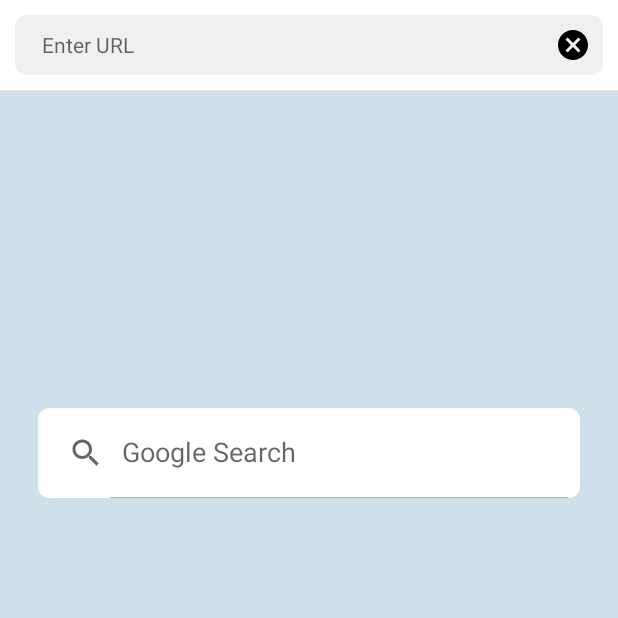
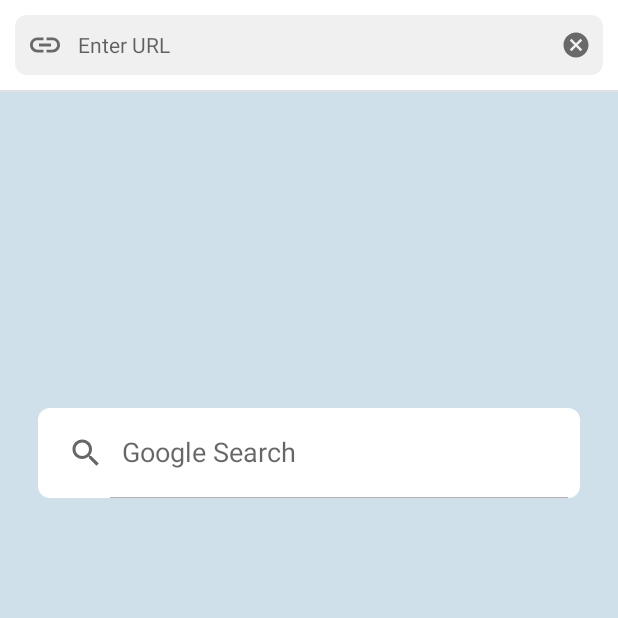
Before and after one commit to ahmed8badr/ACMEBrowser, an Android app: the screen it shows after launch (MainActivity), on a phone screen of 412 x 824 dp, the top half of it. Run offline under Robolectric (Android 15) with nearby library versions, the phone set to English and light mode, and no system bars.

Commit message:
fine tunes

```diff
--- a/app/src/main/java/com/example/acmebrowser/HomeFragment.kt
+++ b/app/src/main/java/com/example/acmebrowser/HomeFragment.kt
@@ -40,9 +40,6 @@ class HomeFragment : Fragment() {
             mainActivityRef.binding.inputUrl.setText("")
         }
 
-        mainActivityRef.binding.backBtn.setOnClickListener{
-            mainActivityRef.onBackPressed()
-        }
 
         mainActivityRef.binding.inputUrl.setOnEditorActionListener(object: TextView.OnEditorActionListener{
             override fun onEditorAction(textView: TextView?, i: Int, keyEvent: KeyEvent?): Boolean {
--- a/app/src/main/java/com/example/acmebrowser/MainActivity.kt
+++ b/app/src/main/java/com/example/acmebrowser/MainActivity.kt
@@ -2,7 +2,6 @@ package com.example.acmebrowser
 
 import android.annotation.SuppressLint
 import android.os.Bundle
-import android.view.View
 import androidx.appcompat.app.AppCompatActivity
 import androidx.fragment.app.Fragment
 import androidx.fragment.app.FragmentManager
@@ -41,7 +40,6 @@ class MainActivity : AppCompatActivity() {
     @SuppressLint("NotifyDataSetChanged")
     fun changeTab(url: String, fragment: Fragment){
         tabsList.add(fragment)
-        binding.backBtn.visibility = View.VISIBLE
         binding.myPager.adapter?.notifyDataSetChanged()
         binding.myPager.currentItem = tabsList.size - 1
     }
@@ -57,7 +55,6 @@ class MainActivity : AppCompatActivity() {
         when {
             frag?.binding?.webView?.canGoBack() == true -> frag.binding.webView.goBack()
             binding.myPager.currentItem != 0 ->{
-                binding.backBtn.visibility = View.GONE
                 tabsList.removeAt(binding.myPager.currentItem)
                 binding.myPager.adapter?.notifyDataSetChanged()
                 binding.myPager.currentItem = tabsList.size - 1
--- a/app/src/main/res/drawable/ic_baseline_cancel_24.xml
+++ b/app/src/main/res/drawable/ic_baseline_cancel_20.xml
@@ -1,5 +1,5 @@
-<vector android:height="24dp" android:tint="#000000"
+<vector android:height="20dp" android:tint="#696969"
     android:viewportHeight="24" android:viewportWidth="24"
-    android:width="24dp" xmlns:android="http://schemas.android.com/apk/res/android">
+    android:width="20dp" xmlns:android="http://schemas.android.com/apk/res/android">
     <path android:fillColor="@android:color/white" android:pathData="M12,2C6.47,2 2,6.47 2,12s4.47,10 10,10 10,-4.47 10,-10S17.53,2 12,2zM17,15.59L15.59,17 12,13.41 8.41,17 7,15.59 10.59,12 7,8.41 8.41,7 12,10.59 15.59,7 17,8.41 13.41,12 17,15.59z"/>
 </vector>
--- /dev/null
+++ b/app/src/main/res/drawable/ic_baseline_link_24.xml
@@ -0,0 +1,5 @@
+<vector android:height="24dp" android:tint="#696969"
+    android:viewportHeight="24" android:viewportWidth="24"
+    android:width="24dp" xmlns:android="http://schemas.android.com/apk/res/android">
+    <path android:fillColor="@android:color/white" android:pathData="M3.9,12c0,-1.71 1.39,-3.1 3.1,-3.1h4L11,7L7,7c-2.76,0 -5,2.24 -5,5s2.24,5 5,5h4v-1.9L7,15.1c-1.71,0 -3.1,-1.39 -3.1,-3.1zM8,13h8v-2L8,11v2zM17,7h-4v1.9h4c1.71,0 3.1,1.39 3.1,3.1s-1.39,3.1 -3.1,3.1h-4L13,17h4c2.76,0 5,-2.24 5,-5s-2.24,-5 -5,-5z"/>
+</vector>
--- a/app/src/main/res/layout/activity_main.xml
+++ b/app/src/main/res/layout/activity_main.xml
@@ -20,14 +20,6 @@
             android:layout_height="wrap_content"
             android:orientation="horizontal">
 
-        <ImageButton
-            android:id="@+id/backBtn"
-            android:layout_width="wrap_content"
-            android:layout_height="match_parent"
-            android:background="?attr/selectableItemBackground"
-            android:contentDescription="@string/back_btn"
-            android:src="@drawable/ic_baseline_arrow_back_24"
-            android:visibility="gone"/>
 
         <LinearLayout
             android:layout_width="match_parent"
@@ -38,6 +30,14 @@
             android:id="@+id/inputField"
             android:background="@drawable/rounded_corner">
 
+
+            <ImageView
+                android:id="@+id/logoBtn"
+                android:layout_width="wrap_content"
+                android:layout_height="match_parent"
+                android:contentDescription="@string/logoIcon"
+                android:src="@drawable/ic_baseline_link_24"
+                android:visibility="visible"/>
 
             <EditText
                 android:layout_width="0dp"
@@ -58,7 +58,7 @@
                 android:layout_height="match_parent"
                 android:background="?attr/selectableItemBackground"
                 android:contentDescription="@string/clear_btn"
-                android:src="@drawable/ic_baseline_cancel_24" />
+                android:src="@drawable/ic_baseline_cancel_20" />
 
         </LinearLayout>
         </LinearLayout>
--- a/app/src/main/res/values/strings.xml
+++ b/app/src/main/res/values/strings.xml
@@ -3,6 +3,7 @@
     <string name="enter_url">Enter URL</string>
     <string name="clear_btn">clear</string>
     <string name="back_btn">back</string>
+    <string name="logoIcon">logo</string>
     <string name="search">Google Search</string>
 
 
```
